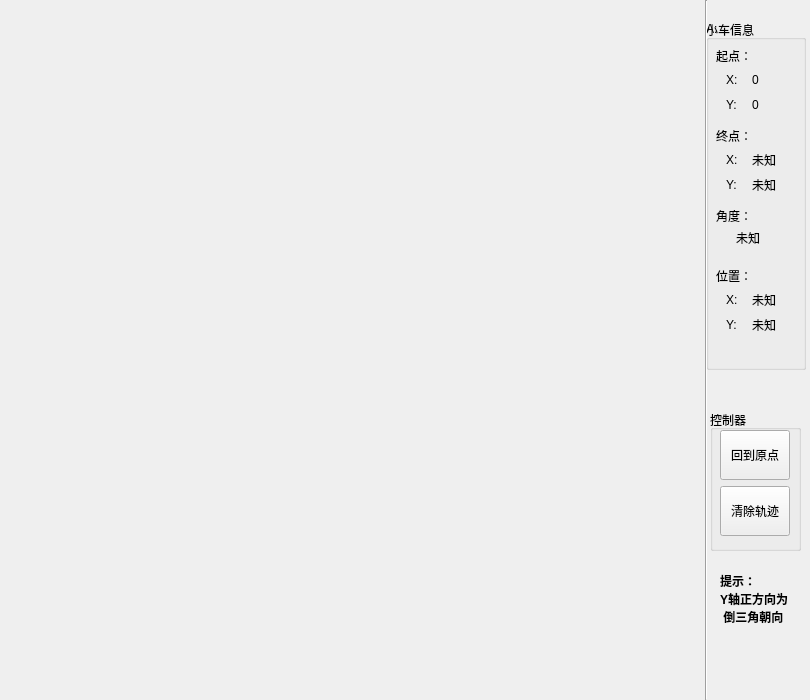
Qt form MyCar_WIFI/form.ui (LeatherWang/MyCar_WIFI) before a commit.
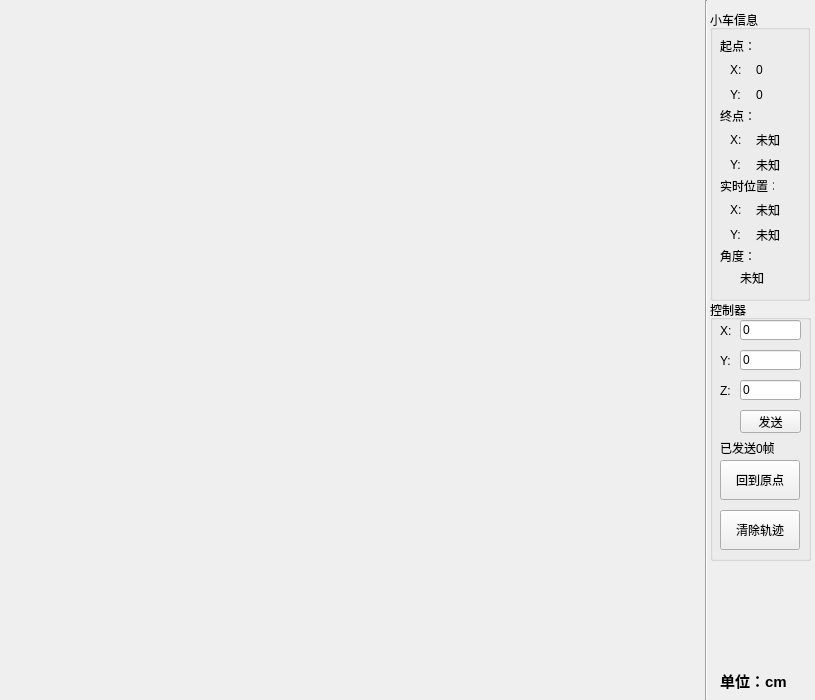
The same form after that commit. Icons and pictures are not drawn.

The edit to the form file:
```diff
--- a/MyCar_WIFI/form.ui
+++ b/MyCar_WIFI/form.ui
@@ -6,7 +6,7 @@
    <rect>
     <x>0</x>
     <y>0</y>
-    <width>810</width>
+    <width>815</width>
     <height>700</height>
    </rect>
   </property>
@@ -16,16 +16,16 @@
   <widget class="QGroupBox" name="groupBox">
    <property name="geometry">
     <rect>
-     <x>706</x>
-     <y>20</y>
+     <x>710</x>
+     <y>10</y>
      <width>100</width>
-     <height>350</height>
+     <height>291</height>
     </rect>
    </property>
    <property name="minimumSize">
     <size>
-     <width>100</width>
-     <height>350</height>
+     <width>0</width>
+     <height>0</height>
     </size>
    </property>
    <property name="maximumSize">
@@ -41,13 +41,13 @@
     <property name="geometry">
      <rect>
       <x>10</x>
-      <y>250</y>
+      <y>170</y>
       <width>54</width>
       <height>12</height>
      </rect>
     </property>
     <property name="text">
-     <string>位置：</string>
+     <string>实时位置：</string>
     </property>
    </widget>
    <widget class="QLabel" name="label_6">
@@ -67,7 +67,7 @@
     <property name="geometry">
      <rect>
       <x>10</x>
-      <y>110</y>
+      <y>100</y>
       <width>54</width>
       <height>12</height>
      </rect>
@@ -80,7 +80,7 @@
     <property name="geometry">
      <rect>
       <x>20</x>
-      <y>130</y>
+      <y>120</y>
       <width>76</width>
       <height>44</height>
      </rect>
@@ -152,7 +152,7 @@
     <property name="geometry">
      <rect>
       <x>20</x>
-      <y>270</y>
+      <y>190</y>
       <width>76</width>
       <height>44</height>
      </rect>
@@ -292,19 +292,6 @@
      </item>
     </layout>
    </widget>
-   <widget class="QLabel" name="label_12">
-    <property name="geometry">
-     <rect>
-      <x>10</x>
-      <y>190</y>
-      <width>54</width>
-      <height>12</height>
-     </rect>
-    </property>
-    <property name="text">
-     <string>角度：</string>
-    </property>
-   </widget>
    <widget class="QWidget" name="layoutWidget">
     <property name="geometry">
      <rect>
@@ -314,40 +301,7 @@
       <height>18</height>
      </rect>
     </property>
-    <layout class="QHBoxLayout" name="horizontalLayout_7">
-     <item>
-      <widget class="QLabel" name="label_10">
-       <property name="minimumSize">
-        <size>
-         <width>16</width>
-         <height>16</height>
-        </size>
-       </property>
-       <property name="text">
-        <string>A:</string>
-       </property>
-      </widget>
-     </item>
-    </layout>
-   </widget>
-   <widget class="QLabel" name="endA_label">
-    <property name="geometry">
-     <rect>
-      <x>30</x>
-      <y>210</y>
-      <width>50</width>
-      <height>16</height>
-     </rect>
-    </property>
-    <property name="minimumSize">
-     <size>
-      <width>50</width>
-      <height>16</height>
-     </size>
-    </property>
-    <property name="text">
-     <string>未知</string>
-    </property>
+    <layout class="QHBoxLayout" name="horizontalLayout_7"/>
    </widget>
   </widget>
   <widget class="Line" name="line">
@@ -367,86 +321,238 @@
    <property name="geometry">
     <rect>
      <x>710</x>
-     <y>410</y>
-     <width>91</width>
-     <height>141</height>
+     <y>300</y>
+     <width>101</width>
+     <height>261</height>
     </rect>
    </property>
    <property name="title">
     <string>控制器</string>
    </property>
-   <widget class="QWidget" name="layoutWidget">
+   <widget class="QLineEdit" name="lineEdit_tragetX">
     <property name="geometry">
      <rect>
+      <x>30</x>
+      <y>20</y>
+      <width>61</width>
+      <height>20</height>
+     </rect>
+    </property>
+    <property name="text">
+     <string>0</string>
+    </property>
+   </widget>
+   <widget class="QLabel" name="label_10">
+    <property name="geometry">
+     <rect>
       <x>10</x>
       <y>20</y>
-      <width>72</width>
-      <height>108</height>
+      <width>16</width>
+      <height>21</height>
      </rect>
     </property>
-    <layout class="QVBoxLayout" name="verticalLayout_4">
-     <item>
-      <widget class="QPushButton" name="back_pushButton">
-       <property name="minimumSize">
-        <size>
-         <width>70</width>
-         <height>50</height>
-        </size>
-       </property>
-       <property name="maximumSize">
-        <size>
-         <width>70</width>
-         <height>50</height>
-        </size>
-       </property>
-       <property name="text">
-        <string>回到原点</string>
-       </property>
-      </widget>
-     </item>
-     <item>
-      <widget class="QPushButton" name="clear_pushButton">
-       <property name="minimumSize">
-        <size>
-         <width>70</width>
-         <height>50</height>
-        </size>
-       </property>
-       <property name="maximumSize">
-        <size>
-         <width>70</width>
-         <height>50</height>
-        </size>
-       </property>
-       <property name="text">
-        <string>清除轨迹</string>
-       </property>
-      </widget>
-     </item>
-    </layout>
+    <property name="text">
+     <string>X:</string>
+    </property>
+   </widget>
+   <widget class="QLineEdit" name="lineEdit_tragetY">
+    <property name="geometry">
+     <rect>
+      <x>30</x>
+      <y>50</y>
+      <width>61</width>
+      <height>20</height>
+     </rect>
+    </property>
+    <property name="text">
+     <string>0</string>
+    </property>
+   </widget>
+   <widget class="QLabel" name="label_14">
+    <property name="geometry">
+     <rect>
+      <x>10</x>
+      <y>50</y>
+      <width>16</width>
+      <height>21</height>
+     </rect>
+    </property>
+    <property name="text">
+     <string>Y:</string>
+    </property>
+   </widget>
+   <widget class="QPushButton" name="pushButton_sendTargetPosition">
+    <property name="geometry">
+     <rect>
+      <x>30</x>
+      <y>110</y>
+      <width>61</width>
+      <height>23</height>
+     </rect>
+    </property>
+    <property name="text">
+     <string>发送</string>
+    </property>
+   </widget>
+   <widget class="QLabel" name="label_sendCounter">
+    <property name="geometry">
+     <rect>
+      <x>10</x>
+      <y>140</y>
+      <width>91</width>
+      <height>16</height>
+     </rect>
+    </property>
+    <property name="text">
+     <string>已发送0帧</string>
+    </property>
+   </widget>
+   <widget class="QPushButton" name="back_pushButton">
+    <property name="geometry">
+     <rect>
+      <x>10</x>
+      <y>160</y>
+      <width>80</width>
+      <height>40</height>
+     </rect>
+    </property>
+    <property name="minimumSize">
+     <size>
+      <width>70</width>
+      <height>0</height>
+     </size>
+    </property>
+    <property name="maximumSize">
+     <size>
+      <width>200</width>
+      <height>50</height>
+     </size>
+    </property>
+    <property name="text">
+     <string>回到原点</string>
+    </property>
+   </widget>
+   <widget class="QPushButton" name="clear_pushButton">
+    <property name="geometry">
+     <rect>
+      <x>10</x>
+      <y>210</y>
+      <width>80</width>
+      <height>40</height>
+     </rect>
+    </property>
+    <property name="minimumSize">
+     <size>
+      <width>70</width>
+      <height>0</height>
+     </size>
+    </property>
+    <property name="maximumSize">
+     <size>
+      <width>200</width>
+      <height>50</height>
+     </size>
+    </property>
+    <property name="text">
+     <string>清除轨迹</string>
+    </property>
+   </widget>
+   <widget class="QLineEdit" name="lineEdit_tragetZ">
+    <property name="geometry">
+     <rect>
+      <x>30</x>
+      <y>80</y>
+      <width>61</width>
+      <height>20</height>
+     </rect>
+    </property>
+    <property name="text">
+     <string>0</string>
+    </property>
+   </widget>
+   <widget class="QLabel" name="label_15">
+    <property name="geometry">
+     <rect>
+      <x>10</x>
+      <y>80</y>
+      <width>16</width>
+      <height>21</height>
+     </rect>
+    </property>
+    <property name="text">
+     <string>Z:</string>
+    </property>
    </widget>
   </widget>
-  <widget class="QLabel" name="label_11">
+  <widget class="QLabel" name="label_13">
    <property name="geometry">
     <rect>
      <x>720</x>
      <y>570</y>
+     <width>91</width>
+     <height>91</height>
+    </rect>
+   </property>
+   <property name="text">
+    <string/>
+   </property>
+   <property name="pixmap">
+    <pixmap resource="image.qrc">:/image/img/axid.PNG</pixmap>
+   </property>
+   <property name="scaledContents">
+    <bool>true</bool>
+   </property>
+  </widget>
+  <widget class="QLabel" name="label_11">
+   <property name="geometry">
+    <rect>
+     <x>720</x>
+     <y>670</y>
      <width>71</width>
-     <height>71</height>
+     <height>21</height>
     </rect>
    </property>
    <property name="font">
     <font>
+     <pointsize>11</pointsize>
      <weight>75</weight>
      <bold>true</bold>
-     <underline>false</underline>
     </font>
    </property>
    <property name="text">
-    <string>提示：
-Y轴正方向为
- 倒三角朝向
-</string>
+    <string>单位：cm</string>
+   </property>
+  </widget>
+  <widget class="QLabel" name="endA_label">
+   <property name="geometry">
+    <rect>
+     <x>740</x>
+     <y>270</y>
+     <width>50</width>
+     <height>16</height>
+    </rect>
+   </property>
+   <property name="minimumSize">
+    <size>
+     <width>50</width>
+     <height>16</height>
+    </size>
+   </property>
+   <property name="text">
+    <string>未知</string>
+   </property>
+  </widget>
+  <widget class="QLabel" name="label_12">
+   <property name="geometry">
+    <rect>
+     <x>720</x>
+     <y>250</y>
+     <width>54</width>
+     <height>12</height>
+    </rect>
+   </property>
+   <property name="text">
+    <string>角度：</string>
    </property>
   </widget>
  </widget>
```
Left out of the diff: 4 changed lines with no effect on the pictures.
